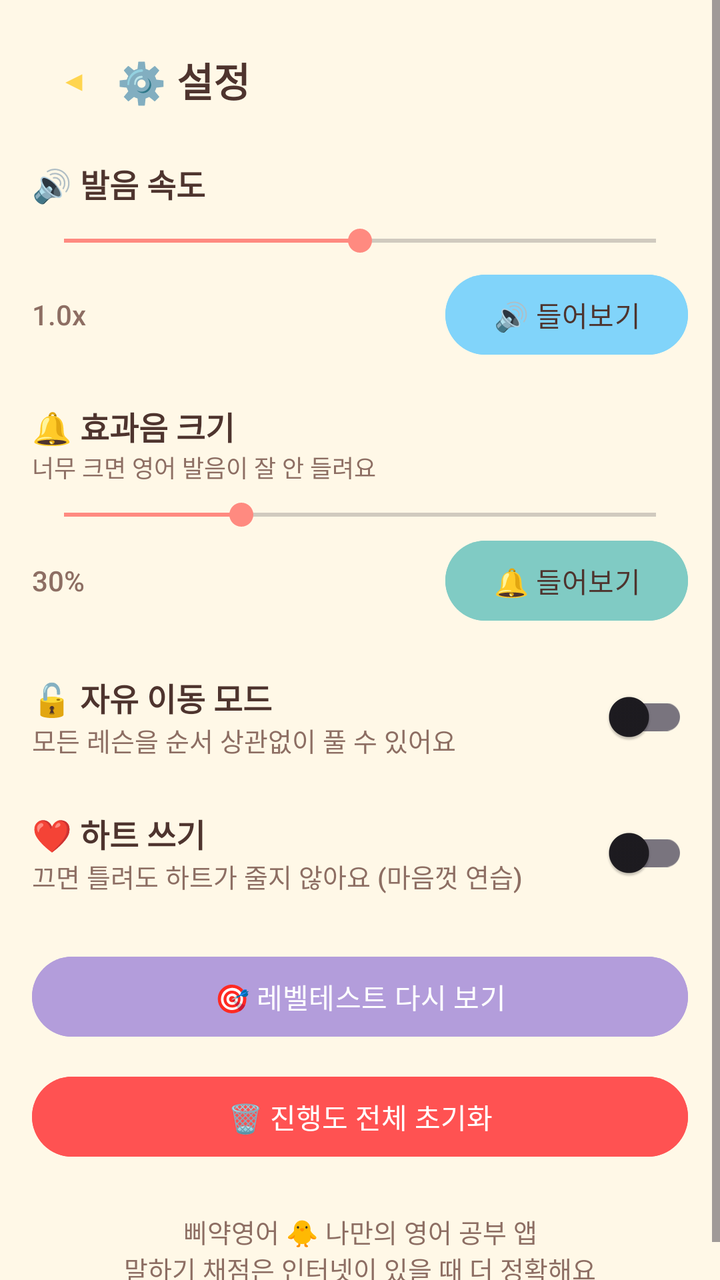
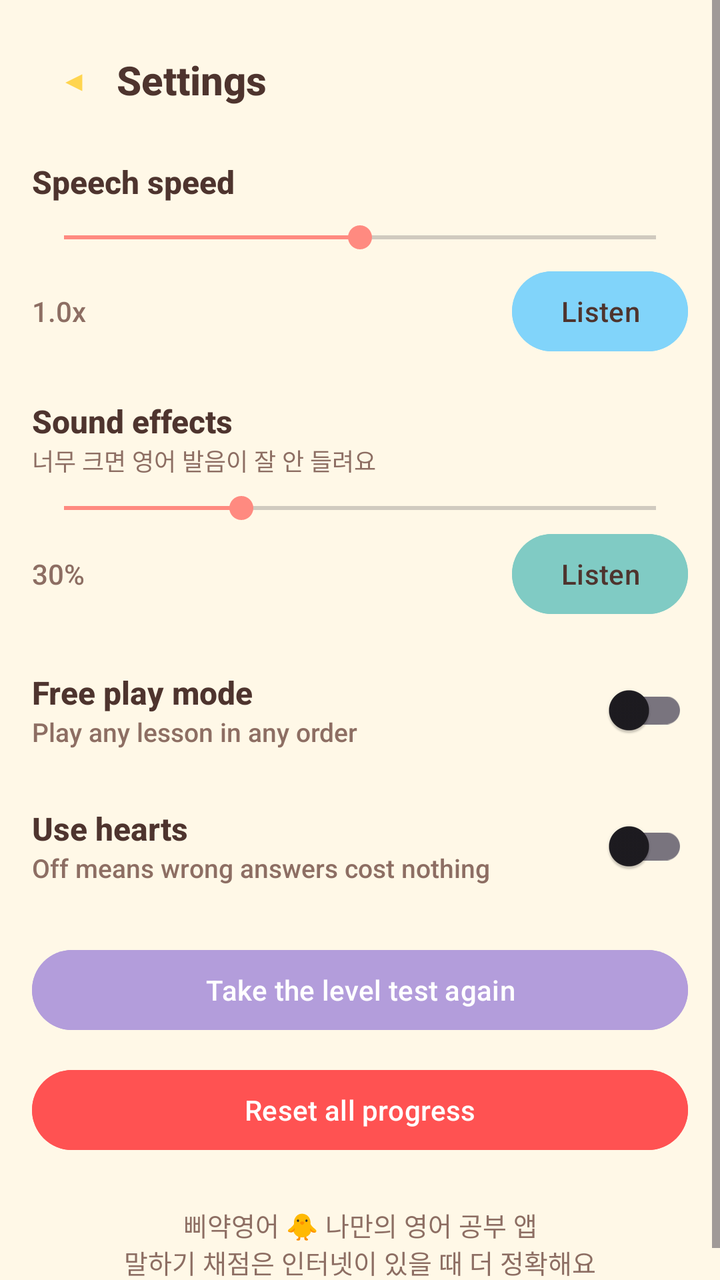

Compare the two renders of this Android layout. The source of the first and the diff that turns it into the second are given below.
<!-- AndroidManifest.xml: application theme Theme.Piyak -->
<!-- res/layout/activity_settings.xml -->
<?xml version="1.0" encoding="utf-8"?>
<ScrollView xmlns:android="http://schemas.android.com/apk/res/android"
    android:layout_width="match_parent" android:layout_height="match_parent">
    <LinearLayout
        android:layout_width="match_parent" android:layout_height="wrap_content"
        android:orientation="vertical" android:padding="16dp">

        <LinearLayout android:layout_width="match_parent" android:layout_height="wrap_content"
            android:orientation="horizontal" android:gravity="center_vertical">
            <Button android:id="@+id/btnBack" style="?attr/materialIconButtonStyle"
                android:layout_width="wrap_content" android:layout_height="wrap_content" android:text="◀" />
            <TextView android:layout_width="wrap_content" android:layout_height="wrap_content"
                android:text="⚙️ 설정" android:textSize="20sp" android:textStyle="bold" />
        </LinearLayout>

        <TextView android:layout_width="wrap_content" android:layout_height="wrap_content"
            android:layout_marginTop="16dp" android:text="🔊 발음 속도" android:textSize="16sp" android:textStyle="bold" />
        <SeekBar android:id="@+id/seekRate" android:layout_width="match_parent" android:layout_height="wrap_content"
            android:layout_marginTop="8dp" android:max="14" android:progress="7" />
        <LinearLayout android:layout_width="match_parent" android:layout_height="wrap_content"
            android:orientation="horizontal" android:gravity="center_vertical" android:layout_marginTop="4dp">
            <TextView android:id="@+id/txtRate" android:layout_width="0dp" android:layout_height="wrap_content"
                android:layout_weight="1" android:text="1.0x" android:textColor="@color/brown_soft" />
            <Button android:id="@+id/btnTtsTest" android:layout_width="wrap_content" android:layout_height="wrap_content"
                android:text="🔊 들어보기" android:backgroundTint="@color/sky" android:textColor="@color/brown_text" />
        </LinearLayout>

        <TextView android:layout_width="wrap_content" android:layout_height="wrap_content"
            android:layout_marginTop="20dp" android:text="🔔 효과음 크기" android:textSize="16sp" android:textStyle="bold" />
        <TextView android:layout_width="wrap_content" android:layout_height="wrap_content"
            android:text="너무 크면 영어 발음이 잘 안 들려요" android:textSize="12sp"
            android:textColor="@color/brown_soft" />
        <SeekBar android:id="@+id/seekSfx" android:layout_width="match_parent" android:layout_height="wrap_content"
            android:layout_marginTop="6dp" android:max="100" android:progress="30" />
        <LinearLayout android:layout_width="match_parent" android:layout_height="wrap_content"
            android:orientation="horizontal" android:gravity="center_vertical">
            <TextView android:id="@+id/txtSfx" android:layout_width="0dp" android:layout_height="wrap_content"
                android:layout_weight="1" android:text="30%" android:textColor="@color/brown_soft" />
            <Button android:id="@+id/btnSfxTest" android:layout_width="wrap_content" android:layout_height="wrap_content"
                android:text="🔔 들어보기" android:backgroundTint="@color/mint" android:textColor="@color/brown_text" />
        </LinearLayout>

        <LinearLayout android:layout_width="match_parent" android:layout_height="wrap_content"
            android:orientation="horizontal" android:gravity="center_vertical" android:layout_marginTop="20dp">
            <LinearLayout android:layout_width="0dp" android:layout_height="wrap_content" android:layout_weight="1"
                android:orientation="vertical">
                <TextView android:layout_width="wrap_content" android:layout_height="wrap_content"
                    android:text="🔓 자유 이동 모드" android:textSize="16sp" android:textStyle="bold" />
                <TextView android:layout_width="wrap_content" android:layout_height="wrap_content"
                    android:text="모든 레슨을 순서 상관없이 풀 수 있어요" android:textSize="13sp" android:textColor="@color/brown_soft" />
            </LinearLayout>
            <com.google.android.material.switchmaterial.SwitchMaterial android:id="@+id/switchFree"
                android:layout_width="wrap_content" android:layout_height="wrap_content" />
        </LinearLayout>

        <LinearLayout android:layout_width="match_parent" android:layout_height="wrap_content"
            android:orientation="horizontal" android:gravity="center_vertical" android:layout_marginTop="20dp">
            <LinearLayout android:layout_width="0dp" android:layout_height="wrap_content" android:layout_weight="1"
                android:orientation="vertical">
                <TextView android:layout_width="wrap_content" android:layout_height="wrap_content"
                    android:text="❤️ 하트 쓰기" android:textSize="16sp" android:textStyle="bold" />
                <TextView android:layout_width="wrap_content" android:layout_height="wrap_content"
                    android:text="끄면 틀려도 하트가 줄지 않아요 (마음껏 연습)" android:textSize="13sp"
                    android:textColor="@color/brown_soft" />
            </LinearLayout>
            <com.google.android.material.switchmaterial.SwitchMaterial android:id="@+id/switchHearts"
                android:layout_width="wrap_content" android:layout_height="wrap_content" />
        </LinearLayout>

        <Button android:id="@+id/btnPlacement" android:layout_width="match_parent" android:layout_height="wrap_content"
            android:layout_marginTop="24dp" android:text="🎯 레벨테스트 다시 보기"
            android:backgroundTint="@color/lavender" android:textColor="@color/white" />

        <Button android:id="@+id/btnCrash" android:layout_width="match_parent" android:layout_height="wrap_content"
            android:layout_marginTop="12dp" android:text="🐞 마지막 오류 기록 보기"
            android:backgroundTint="@color/cream_dark" android:textColor="@color/brown_text"
            android:visibility="gone" />

        <Button android:id="@+id/btnReset" android:layout_width="match_parent" android:layout_height="wrap_content"
            android:layout_marginTop="12dp" android:text="🗑 진행도 전체 초기화"
            android:backgroundTint="@color/coral_deep" android:textColor="@color/white" />

        <TextView android:layout_width="match_parent" android:layout_height="wrap_content"
            android:layout_marginTop="24dp" android:gravity="center" android:textSize="13sp"
            android:textColor="@color/brown_soft"
            android:text="삐약영어 🐥 나만의 영어 공부 앱\n말하기 채점은 인터넷이 있을 때 더 정확해요" />
    </LinearLayout>
</ScrollView>
<!-- resources referenced by this layout -->
<resources>
  <color name="brown_soft">#8D6E63</color>
  <color name="brown_text">#4E342E</color>
  <color name="coral_deep">#FF5252</color>
  <color name="cream_dark">#FFF0CC</color>
  <color name="lavender">#B39DDB</color>
  <color name="mint">#80CBC4</color>
  <color name="sky">#81D4FA</color>
  <color name="white">#FFFFFF</color>
  <style name="Theme.Piyak" parent="Theme.Material3.Light.NoActionBar">
          <item name="colorPrimary">@color/chick_yellow</item>
          <item name="colorOnPrimary">@color/brown_text</item>
          <item name="colorPrimaryContainer">@color/cream_dark</item>
          <item name="colorOnPrimaryContainer">@color/brown_text</item>
          <item name="colorSecondary">@color/coral</item>
          <item name="colorOnSecondary">@color/white</item>
          <item name="android:windowBackground">@color/cream</item>
          <item name="android:statusBarColor">@color/cream</item>
          <item name="android:windowLightStatusBar">true</item>
          <item name="android:navigationBarColor">@color/cream</item>
          <item name="android:textColor">@color/brown_text</item>
          <item name="android:fontFamily">sans-serif-medium</item>
      </style>
  <color name="chick_yellow">#FFD54F</color>
  <color name="coral">#FF8A80</color>
  <color name="cream">#FFF8E7</color>
</resources>

<!-- the commit's change to res/layout/activity_settings.xml (unified diff, before → after) -->
@@ -10,11 +10,11 @@
             <Button android:id="@+id/btnBack" style="?attr/materialIconButtonStyle"
                 android:layout_width="wrap_content" android:layout_height="wrap_content" android:text="◀" />
             <TextView android:layout_width="wrap_content" android:layout_height="wrap_content"
-                android:text="⚙️ 설정" android:textSize="20sp" android:textStyle="bold" />
+                android:text="@string/set_title" android:textSize="20sp" android:textStyle="bold" />
         </LinearLayout>
 
         <TextView android:layout_width="wrap_content" android:layout_height="wrap_content"
-            android:layout_marginTop="16dp" android:text="🔊 발음 속도" android:textSize="16sp" android:textStyle="bold" />
+            android:layout_marginTop="16dp" android:text="@string/set_speed" android:textSize="16sp" android:textStyle="bold" />
         <SeekBar android:id="@+id/seekRate" android:layout_width="match_parent" android:layout_height="wrap_content"
             android:layout_marginTop="8dp" android:max="14" android:progress="7" />
         <LinearLayout android:layout_width="match_parent" android:layout_height="wrap_content"
@@ -22,11 +22,11 @@
             <TextView android:id="@+id/txtRate" android:layout_width="0dp" android:layout_height="wrap_content"
                 android:layout_weight="1" android:text="1.0x" android:textColor="@color/brown_soft" />
             <Button android:id="@+id/btnTtsTest" android:layout_width="wrap_content" android:layout_height="wrap_content"
-                android:text="🔊 들어보기" android:backgroundTint="@color/sky" android:textColor="@color/brown_text" />
+                android:text="@string/set_listen" android:backgroundTint="@color/sky" android:textColor="@color/brown_text" />
         </LinearLayout>
 
         <TextView android:layout_width="wrap_content" android:layout_height="wrap_content"
-            android:layout_marginTop="20dp" android:text="🔔 효과음 크기" android:textSize="16sp" android:textStyle="bold" />
+            android:layout_marginTop="20dp" android:text="@string/set_sfx" android:textSize="16sp" android:textStyle="bold" />
         <TextView android:layout_width="wrap_content" android:layout_height="wrap_content"
             android:text="너무 크면 영어 발음이 잘 안 들려요" android:textSize="12sp"
             android:textColor="@color/brown_soft" />
@@ -37,7 +37,7 @@
             <TextView android:id="@+id/txtSfx" android:layout_width="0dp" android:layout_height="wrap_content"
                 android:layout_weight="1" android:text="30%" android:textColor="@color/brown_soft" />
             <Button android:id="@+id/btnSfxTest" android:layout_width="wrap_content" android:layout_height="wrap_content"
-                android:text="🔔 들어보기" android:backgroundTint="@color/mint" android:textColor="@color/brown_text" />
+                android:text="@string/set_listen" android:backgroundTint="@color/mint" android:textColor="@color/brown_text" />
         </LinearLayout>
 
         <LinearLayout android:layout_width="match_parent" android:layout_height="wrap_content"
@@ -45,9 +45,9 @@
             <LinearLayout android:layout_width="0dp" android:layout_height="wrap_content" android:layout_weight="1"
                 android:orientation="vertical">
                 <TextView android:layout_width="wrap_content" android:layout_height="wrap_content"
-                    android:text="🔓 자유 이동 모드" android:textSize="16sp" android:textStyle="bold" />
+                    android:text="@string/set_free_mode" android:textSize="16sp" android:textStyle="bold" />
                 <TextView android:layout_width="wrap_content" android:layout_height="wrap_content"
-                    android:text="모든 레슨을 순서 상관없이 풀 수 있어요" android:textSize="13sp" android:textColor="@color/brown_soft" />
+                    android:text="@string/set_free_mode_desc" android:textSize="13sp" android:textColor="@color/brown_soft" />
             </LinearLayout>
             <com.google.android.material.switchmaterial.SwitchMaterial android:id="@+id/switchFree"
                 android:layout_width="wrap_content" android:layout_height="wrap_content" />
@@ -58,9 +58,9 @@
             <LinearLayout android:layout_width="0dp" android:layout_height="wrap_content" android:layout_weight="1"
                 android:orientation="vertical">
                 <TextView android:layout_width="wrap_content" android:layout_height="wrap_content"
-                    android:text="❤️ 하트 쓰기" android:textSize="16sp" android:textStyle="bold" />
+                    android:text="@string/set_hearts" android:textSize="16sp" android:textStyle="bold" />
                 <TextView android:layout_width="wrap_content" android:layout_height="wrap_content"
-                    android:text="끄면 틀려도 하트가 줄지 않아요 (마음껏 연습)" android:textSize="13sp"
+                    android:text="@string/set_hearts_desc" android:textSize="13sp"
                     android:textColor="@color/brown_soft" />
             </LinearLayout>
             <com.google.android.material.switchmaterial.SwitchMaterial android:id="@+id/switchHearts"
@@ -68,16 +68,16 @@
         </LinearLayout>
 
         <Button android:id="@+id/btnPlacement" android:layout_width="match_parent" android:layout_height="wrap_content"
-            android:layout_marginTop="24dp" android:text="🎯 레벨테스트 다시 보기"
+            android:layout_marginTop="24dp" android:text="@string/set_placement_again"
             android:backgroundTint="@color/lavender" android:textColor="@color/white" />
 
         <Button android:id="@+id/btnCrash" android:layout_width="match_parent" android:layout_height="wrap_content"
-            android:layout_marginTop="12dp" android:text="🐞 마지막 오류 기록 보기"
+            android:layout_marginTop="12dp" android:text="@string/set_crash_log"
             android:backgroundTint="@color/cream_dark" android:textColor="@color/brown_text"
             android:visibility="gone" />
 
         <Button android:id="@+id/btnReset" android:layout_width="match_parent" android:layout_height="wrap_content"
-            android:layout_marginTop="12dp" android:text="🗑 진행도 전체 초기화"
+            android:layout_marginTop="12dp" android:text="@string/set_reset"
             android:backgroundTint="@color/coral_deep" android:textColor="@color/white" />
 
         <TextView android:layout_width="match_parent" android:layout_height="wrap_content"
<!-- resource entries referenced after the edit -->
@@ -8,6 +8,17 @@
   <color name="mint">#80CBC4</color>
   <color name="sky">#81D4FA</color>
   <color name="white">#FFFFFF</color>
+  <string name="set_crash_log">View last error log</string>
+  <string name="set_free_mode">Free play mode</string>
+  <string name="set_free_mode_desc">Play any lesson in any order</string>
+  <string name="set_hearts">Use hearts</string>
+  <string name="set_hearts_desc">Off means wrong answers cost nothing</string>
+  <string name="set_listen">Listen</string>
+  <string name="set_placement_again">Take the level test again</string>
+  <string name="set_reset">Reset all progress</string>
+  <string name="set_sfx">Sound effects</string>
+  <string name="set_speed">Speech speed</string>
+  <string name="set_title">Settings</string>
   <style name="Theme.Piyak" parent="Theme.Material3.Light.NoActionBar">
           <item name="colorPrimary">@color/chick_yellow</item>
           <item name="colorOnPrimary">@color/brown_text</item>
